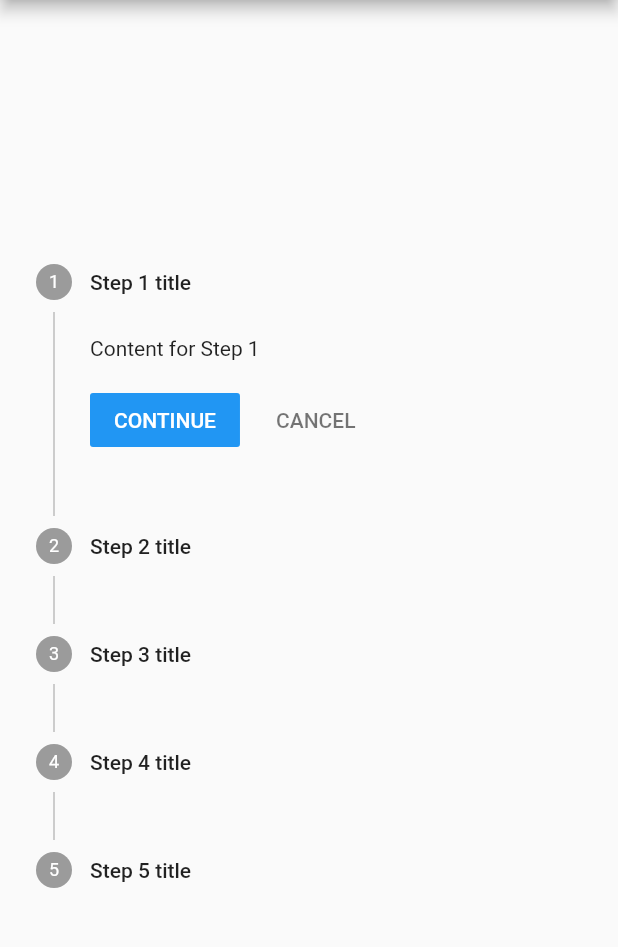
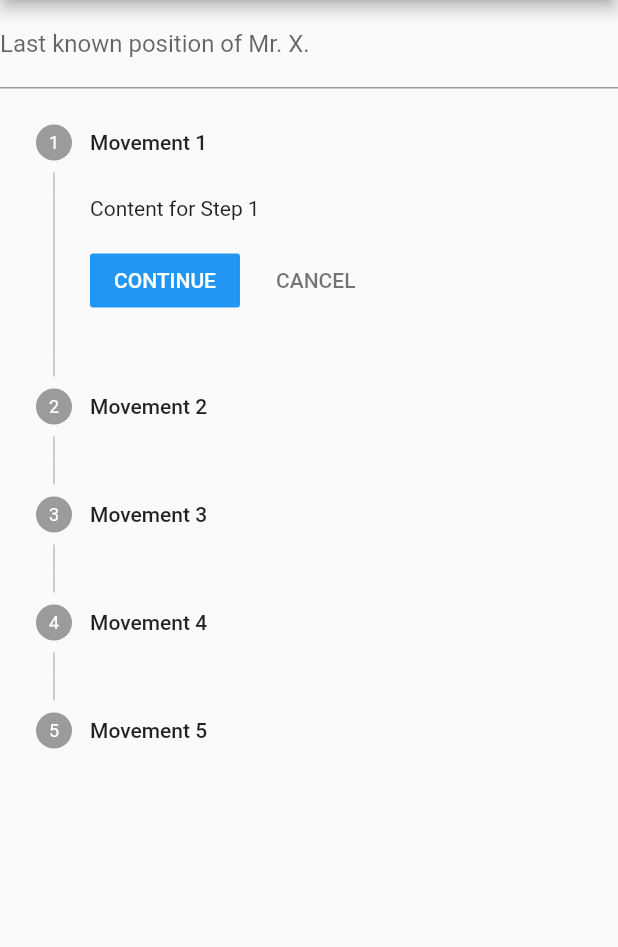
Before and after one commit to LvdKooi/scotland_yard_advice, a Flutter app: the screen it shows after launch, on a phone screen of 412 x 824 dp, the part 84-1031 px from its top. Run offline on Flutter 3.47's test engine with Material 2 defaults, Android fonts, the phone set to English and light mode, and no system bars.

Commit message:
input field for initial position Mr. X

```diff
--- /dev/null
+++ b/lib/MovementStepper.dart
@@ -0,0 +1,73 @@
+import 'package:flutter/material.dart';
+
+class MovementStepper extends StatefulWidget {
+
+  const MovementStepper({Key? key}) : super(key: key);
+
+  @override
+  _MovementStepperState createState() => _MovementStepperState();
+}
+
+class _MovementStepperState extends State<MovementStepper> {
+
+  int _index = 0;
+  int _max_steps = 4;
+
+  @override
+  Widget build(BuildContext context) {
+    return Stepper(
+      currentStep: _index,
+      onStepCancel: () {
+        if (_index > 0) {
+          setState(() {
+            _index -= 1;
+          });
+        }
+      },
+      onStepContinue: () {
+        setState(() {
+          if (_index != _max_steps) {
+            _index += 1;
+          }
+        });
+      },
+      onStepTapped: (int index) {
+        setState(() {
+          _index = index;
+        });
+      },
+      steps: <Step>[
+        Step(
+          title: const Text('Movement 1'),
+          content: Container(
+              alignment: Alignment.centerLeft,
+              child: const Text('Content for Step 1')),
+        ),
+        Step(
+          title: Text('Movement 2'),
+          content: Container(
+              alignment: Alignment.centerLeft,
+              child: const Text('Content for Step 2')),
+        ),
+        Step(
+          title: Text('Movement 3'),
+          content: Container(
+              alignment: Alignment.centerLeft,
+              child: const Text('Content for Step 3')),
+        ),
+        Step(
+          title: Text('Movement 4'),
+          content: Container(
+              alignment: Alignment.centerLeft,
+              child: const Text('Content for Step 4')),
+        ),
+        Step(
+          title: Text('Movement 5'),
+          content: Container(
+              alignment: Alignment.centerLeft,
+              child: const Text('Content for Step 5')),
+        ),
+      ],
+    );
+  }
+}
--- a/lib/main.dart
+++ b/lib/main.dart
@@ -1,13 +1,28 @@
 import 'package:flutter/material.dart';
+import 'package:flutter/services.dart';
+import 'package:scotland_yard_advice/MovementStepper.dart';
 
 void main() {
   runApp(MyApp());
 }
 
-class MyApp extends StatelessWidget {
-  const MyApp({Key? key}) : super(key: key);
+class MyApp extends StatefulWidget {
+  @override
+  State<StatefulWidget> createState() {
+    return _MyAppState();
+  }
+}
 
+class _MyAppState extends State<MyApp> {
   static const String _title = 'Scotland Yard Advice';
+  var _lastPosition = 0;
+
+  void _setLastPosition(String position) {
+    setState(() {
+      _lastPosition = int.parse(position);
+      print(_lastPosition);
+    });
+  }
 
   @override
   Widget build(BuildContext context) {
@@ -15,83 +30,19 @@ class MyApp extends StatelessWidget {
       title: _title,
       home: Scaffold(
         appBar: AppBar(title: const Text(_title)),
-        body: const Center(
-          child: MyStatefulWidget(),
+        body: Column(
+          children: [
+            Center(
+                child: new TextField(
+                    decoration: new InputDecoration(
+                        labelText: "Last known position of Mr. X."),
+                    keyboardType: TextInputType.number,
+                    inputFormatters: [FilteringTextInputFormatter.digitsOnly],
+                    onSubmitted: _setLastPosition)),
+            Center(child: MovementStepper())
+          ],
         ),
       ),
     );
   }
 }
-
-/// This is the stateful widget that the main application instantiates.
-class MyStatefulWidget extends StatefulWidget {
-  const MyStatefulWidget({Key? key}) : super(key: key);
-
-  @override
-  _MyStatefulWidgetState createState() => _MyStatefulWidgetState();
-}
-
-/// This is the private State class that goes with MyStatefulWidget.
-class _MyStatefulWidgetState extends State<MyStatefulWidget> {
-  int _index = 0;
-  int _max_steps = 4;
-
-  @override
-  Widget build(BuildContext context) {
-    print(_index);
-    return Stepper(
-      currentStep: _index,
-      onStepCancel: () {
-        if (_index > 0) {
-          setState(() {
-            _index -= 1;
-          });
-        }
-      },
-      onStepContinue: () {
-        setState(() {
-          if (_index != _max_steps) {
-            _index += 1;
-          }
-        });
-      },
-      onStepTapped: (int index) {
-        setState(() {
-          _index = index;
-        });
-      },
-      steps: <Step>[
-        Step(
-          title: const Text('Step 1 title'),
-          content: Container(
-              alignment: Alignment.centerLeft,
-              child: const Text('Content for Step 1')),
-        ),
-        Step(
-          title: Text('Step 2 title'),
-          content: Container(
-              alignment: Alignment.centerLeft,
-              child: const Text('Content for Step 2')),
-        ),
-        Step(
-          title: Text('Step 3 title'),
-          content: Container(
-              alignment: Alignment.centerLeft,
-              child: const Text('Content for Step 3')),
-        ),
-        Step(
-          title: Text('Step 4 title'),
-          content: Container(
-              alignment: Alignment.centerLeft,
-              child: const Text('Content for Step 4')),
-        ),
-        Step(
-          title: Text('Step 5 title'),
-          content: Container(
-              alignment: Alignment.centerLeft,
-              child: const Text('Content for Step 5')),
-        ),
-      ],
-    );
-  }
-}
```
